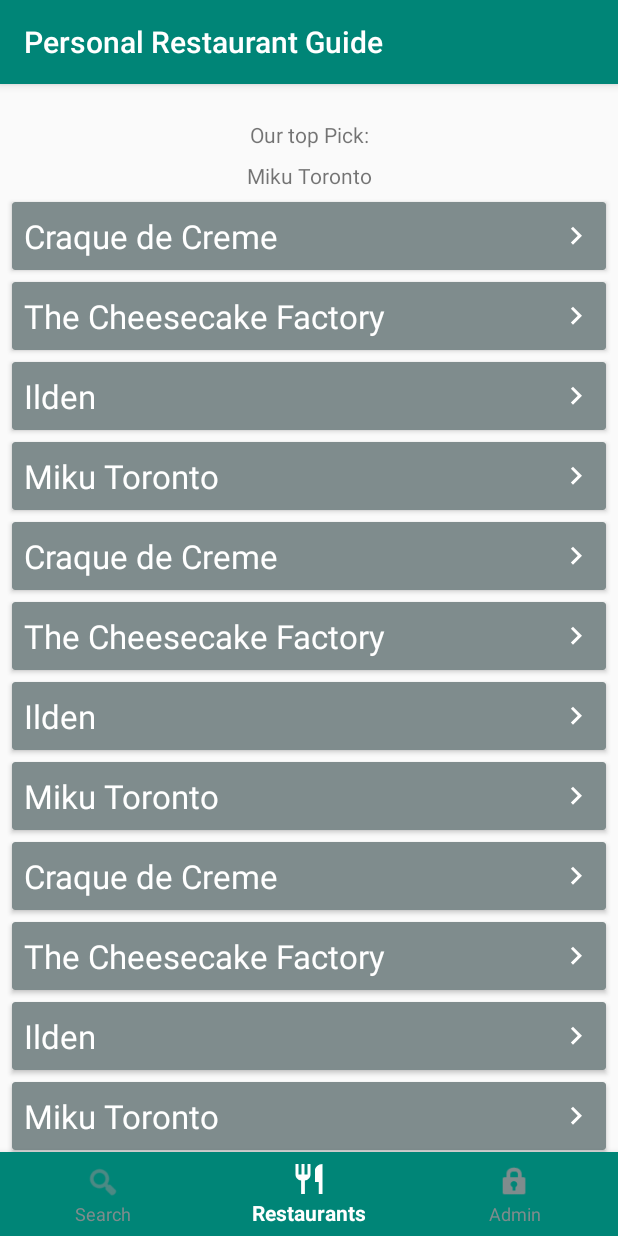
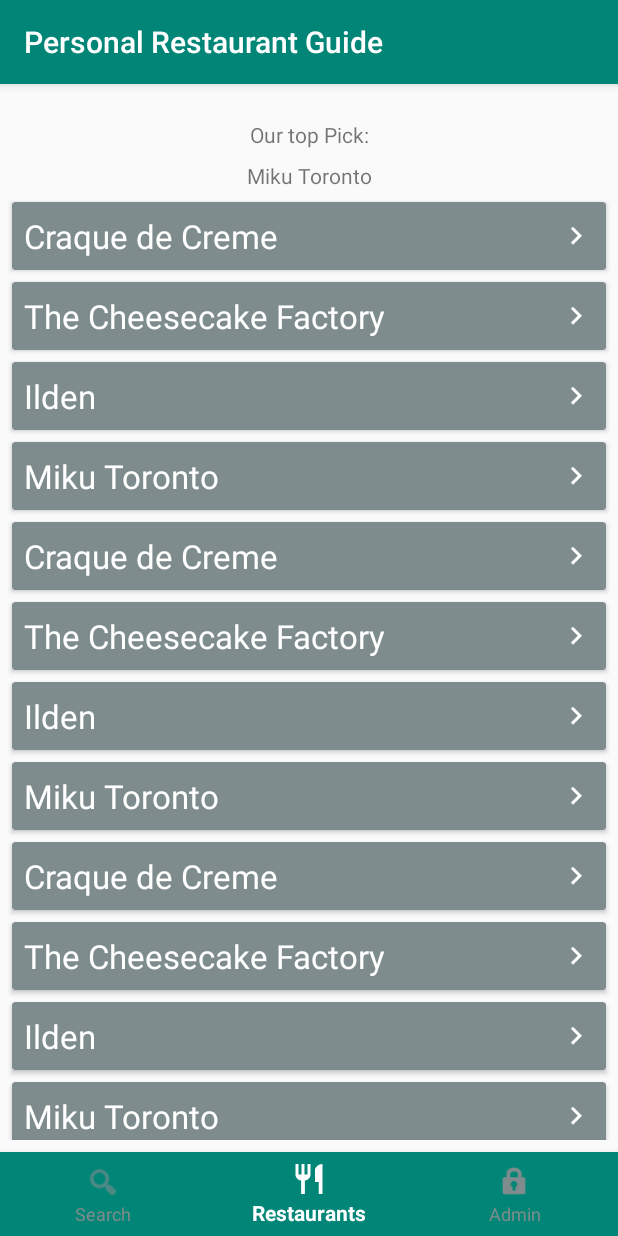
Before and after one commit to munazchat/Restaurant_Service_APP, an Android app: the screen it shows after launch (RestaurantListActivity), on a phone screen of 412 x 824 dp. Run offline under Robolectric (Android 15) with nearby library versions, the phone set to English and light mode, and no system bars.

Commit message:
fixes recycler view constraints after adding bottom nav bar

```diff
--- a/app/src/main/res/layout/activity_restaurant_list.xml
+++ b/app/src/main/res/layout/activity_restaurant_list.xml
@@ -43,7 +43,7 @@
         android:id="@+id/recycler_view"
         android:layout_width="0dp"
         android:layout_height="0dp"
-        app:layout_constraintBottom_toBottomOf="parent"
+        app:layout_constraintBottom_toTopOf="@+id/bottom_navigation"
         app:layout_constraintEnd_toEndOf="parent"
         app:layout_constraintStart_toStartOf="parent"
         app:layout_constraintTop_toBottomOf="@+id/top_pick_value"
```
